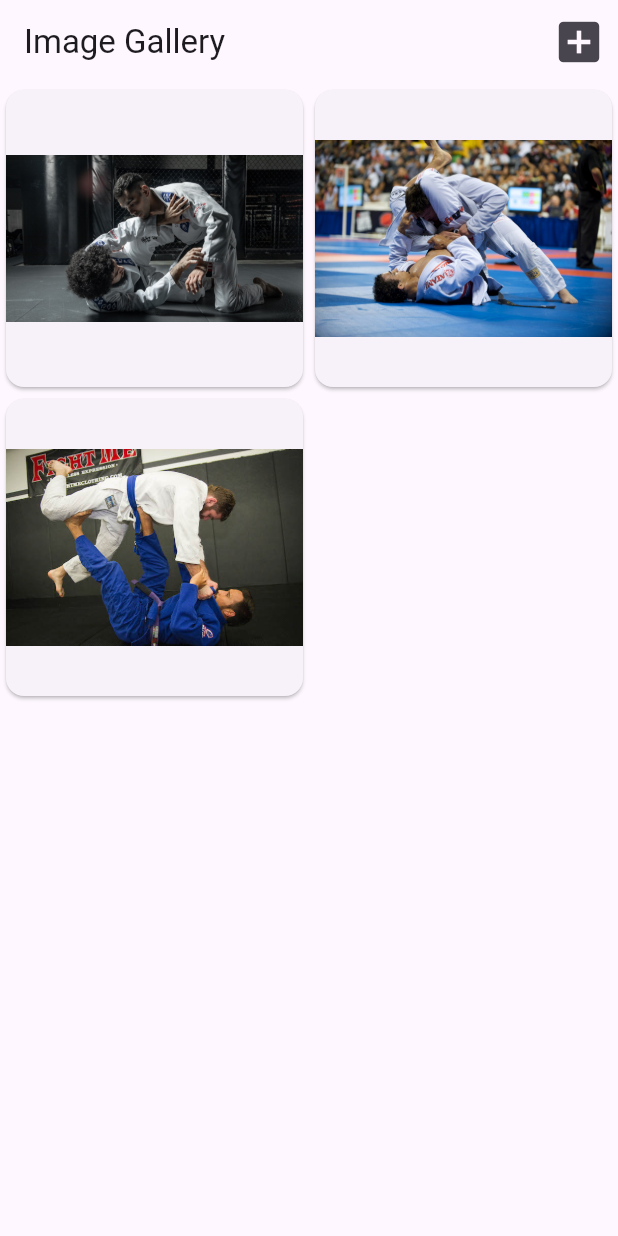
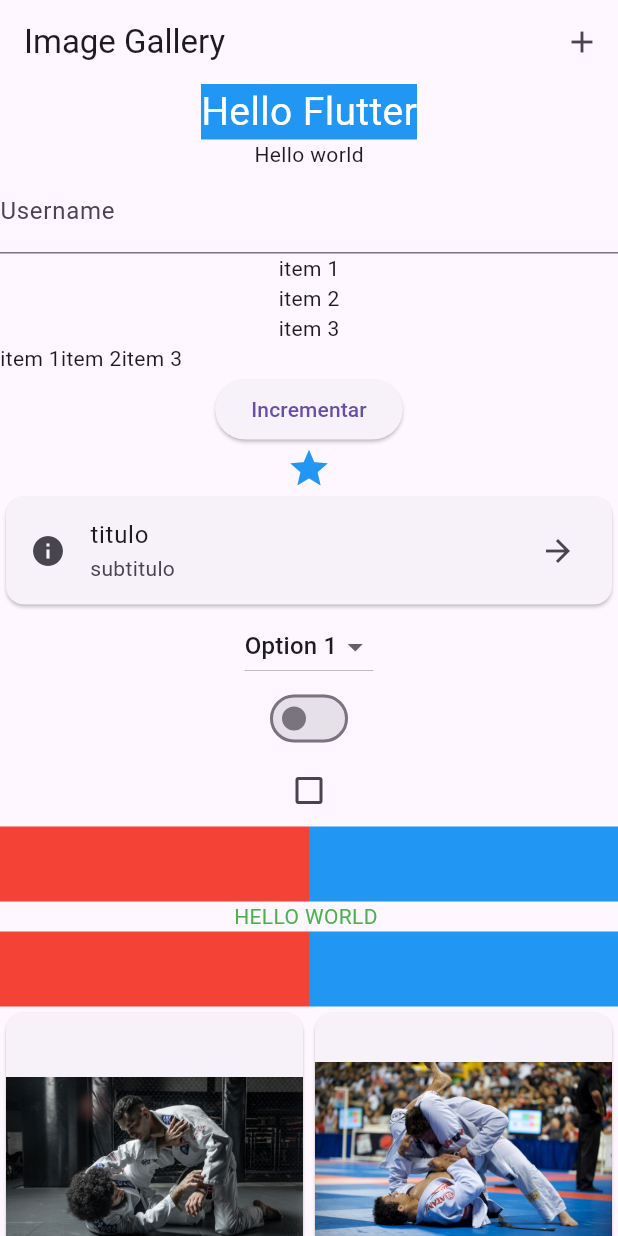
Before and after one commit to FelipeQueFez/flutter-mobile, a Flutter app: the screen it shows after launch, on a phone screen of 412 x 824 dp. Run offline on Flutter 3.47's test engine with Material 3 defaults, Android fonts, the phone set to English and light mode, and no system bars.

Commit message:
chore:checkpoint

```diff
--- a/lib/main.dart
+++ b/lib/main.dart
@@ -1,7 +1,10 @@
+import 'dart:async';
+import 'dart:math';
+
 import 'package:flutter/material.dart';
-import 'package:image_gallery_app/image_view.dart';
-
 import 'routes.dart';
+import 'image_view.dart';
+import 'dart:math' as math;
 
 void main() {
   runApp(MyApp());
@@ -15,7 +18,7 @@ class MyApp extends StatelessWidget {
       theme: ThemeData(
         primarySwatch: Colors.blue,
       ),
-      initialRoute: '/',
+      initialRoute: Routes.home,
       routes: {
         Routes.home: (context) => ImageGallery(),
         Routes.imageView: (context) => ImageView(),
@@ -26,7 +29,7 @@ class MyApp extends StatelessWidget {
 
 class ImageGallery extends StatefulWidget {
   @override
-  State<ImageGallery> createState() => _ImageGalleryState();
+  _ImageGalleryState createState() => _ImageGalleryState();
 }
 
 class _ImageGalleryState extends State<ImageGallery> {
@@ -39,7 +42,7 @@ class _ImageGalleryState extends State<ImageGallery> {
 
   void _addImage() {
     setState(() {
-      images.add('assets/images/image4.jpg');
+      images.add('assets/images/image4.jpg'); // Adiciona uma nova imagem
     });
   }
 
@@ -56,15 +59,120 @@ class _ImageGalleryState extends State<ImageGallery> {
         title: Text('Image Gallery'),
         actions: [
           IconButton(
+            icon: Icon(Icons.add),
             onPressed: _addImage,
-            icon: Icon(
-              Icons.add_box,
-              size: 36,
+          ),
+        ],
+      ),
+      body: SingleChildScrollView(
+        child: Column(
+          children: [
+            Container(
+              color: Colors.blue,
+              child: Text(
+                'Hello Flutter',
+                style: TextStyle(
+                  fontSize: 26,
+                  color: Colors.white,
+                ),
+              ),
+            ),
+            Text('Hello world'),
+            TextField(
+              decoration: InputDecoration(labelText: 'Username'),
+            ),
+            Column(
+              children: [
+                Text('item 1'),
+                Text('item 2'),
+                Text('item 3'),
+              ],
+            ),
+            Row(
+              children: [
+                Text('item 1'),
+                Text('item 2'),
+                Text('item 3'),
+              ],
+            ),
+            ElevatedButton(
+              onPressed: () {
+                print('TOCOU NO BOTAO');
+              },
+              child: Text('Incrementar'),
+            ),
+            Icon(
+              Icons.star,
+              color: Colors.blue,
+              size: 30,
+            ),
+            Card(
+              child: ListTile(
+                title: Text('titulo'),
+                subtitle: Text('subtitulo'),
+                leading: Icon(Icons.info),
+                trailing: Icon(Icons.arrow_forward),
+              ),
+            ),
+            DropdownButton<String>(
+              items: ['Option 1', 'Option 2', 'Option 3'].map((value) {
+                return DropdownMenuItem<String>(
+                  value: value,
+                  child: Text(value),
+                );
+              }).toList(),
+              onChanged: (value) {},
+              value: 'Option 1',
+            ),
+            Switch(value: false, onChanged: (value) {}),
+            Checkbox(value: false, onChanged: (value) {}),
+            Row(
+              children: [
+                Expanded(
+                  child: Container(
+                    color: Colors.red,
+                    width: 200,
+                    height: 50,
+                  ),
+                ),
+                Expanded(
+                  child: Container(
+                    color: Colors.blue,
+                    width: 200,
+                    height: 50,
                   ),
                 ),
               ],
             ),
-      body: GridView.builder(
+            SizedBox(
+              width: 100,
+              height: 20,
+              child: Text(
+                'HELLO WORLD COM SIZEDBOX',
+                style: TextStyle(color: Colors.green),
+              ),
+            ),
+            Row(
+              children: [
+                Expanded(
+                  child: Container(
+                    color: Colors.red,
+                    width: 200,
+                    height: 50,
+                  ),
+                ),
+                Expanded(
+                  child: Container(
+                    color: Colors.blue,
+                    width: 200,
+                    height: 50,
+                  ),
+                ),
+              ],
+            ),
+            GridView.builder(
+              physics: NeverScrollableScrollPhysics(),
+              shrinkWrap: true,
               gridDelegate: SliverGridDelegateWithFixedCrossAxisCount(
                 crossAxisCount: 2, // Número de colunas
               ),
@@ -87,6 +195,70 @@ class _ImageGalleryState extends State<ImageGallery> {
                 );
               },
             ),
+            ListView.builder(
+              itemCount: 400,
+              physics: NeverScrollableScrollPhysics(),
+              shrinkWrap: true,
+              itemBuilder: (context, index) {
+                return _CustomAnimation();
+              },
+            ),
+          ],
+        ),
+      ),
     );
   }
 }
+
+class _CustomAnimation extends StatefulWidget {
+  @override
+  State<_CustomAnimation> createState() => _CustomAnimationState();
+}
+
+class _CustomAnimationState extends State<_CustomAnimation> {
+  Color _color = Colors.blue;
+  double _width = 200.0;
+  double _height = 200.0;
+
+  @override
+  void initState() {
+    super.initState();
+
+    // runs every 1 second
+    Timer.periodic(new Duration(seconds: 1), (timer) {
+      _change();
+    });
+  }
+
+  void _change() {
+    var rng = Random();
+    var randomColor =
+        Color((math.Random().nextDouble() * 0xFFFFFF).toInt()).withOpacity(1.0);
+
+    setState(() {
+      _color = randomColor;
+      _width = rng.nextInt(200).toDouble();
+      _height = rng.nextInt(200).toDouble();
+    });
+  }
+
+  @override
+  Widget build(BuildContext context) {
+    return AnimatedContainer(
+      duration: const Duration(seconds: 1),
+      curve: Curves.easeInOut,
+      width: _width,
+      height: _height,
+      color: _color,
+      child: const Center(
+        child: Text(
+          'Tap me!',
+          style: TextStyle(
+            color: Colors.white,
+            fontSize: 20.0,
+          ),
+        ),
+      ),
+    );
+  }
+}
```
Lines whose indentation alone changed are shown as unchanged.
